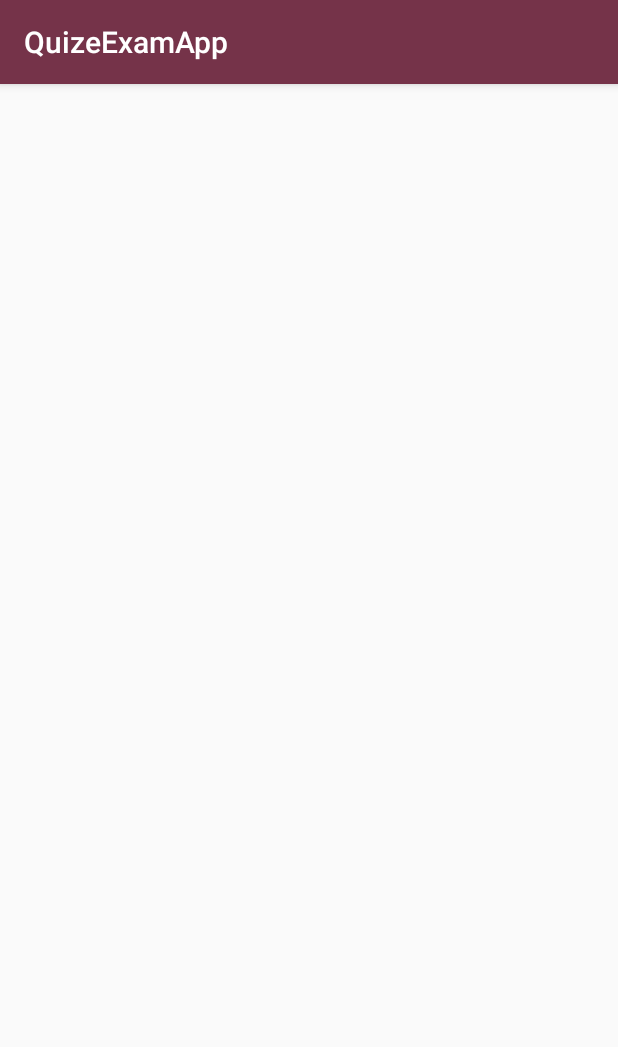
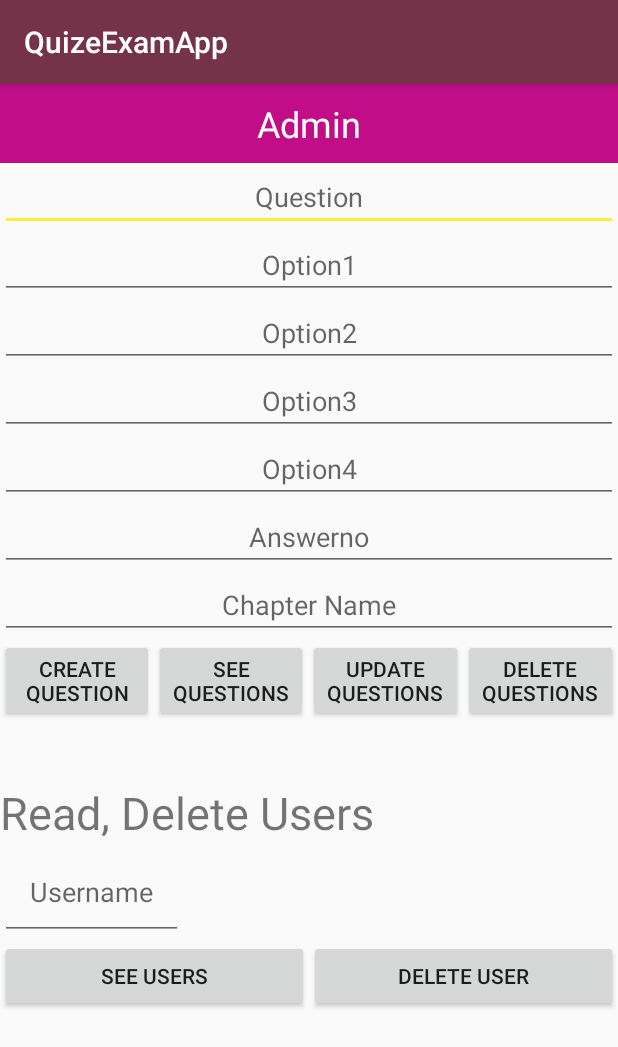
Before and after one commit to tanvirgeek/Quiz-App-Android, an Android app: the AdminActivity screen opened directly, with no data from a screen before it, on a phone screen of 412 x 824 dp. Shown: the top 1047 px of the screen. Run offline under Robolectric (Android 15) with nearby library versions, the phone set to English and light mode, and no system bars.

Commit message:
Adming button and Admin UI complete, I have learned a lot on debugging today

```diff
--- a/app/src/main/java/com/tanvirgeek/quizeexamapp/login.java
+++ b/app/src/main/java/com/tanvirgeek/quizeexamapp/login.java
@@ -11,8 +11,10 @@ import android.widget.Toast;
 
 public class login extends AppCompatActivity {
 
-    EditText editTextUsername, editTextPassword;
-    Button btnLogin, btnRegister;
+    private final String ADMIN_USERNAME = "Tadmin";
+    private final String ADMIN_PASSWORD = "T1248";
+    EditText editTextUsername, editTextPassword,editTextAdminUserName,editTextAdminPassword;
+    Button btnLogin, btnRegister, btnAdminLogin;
     QuizDbHelper db;
     @Override
     protected void onCreate(Bundle savedInstanceState) {
@@ -20,7 +22,10 @@ public class login extends AppCompatActivity {
         setContentView(R.layout.activity_login);
         editTextUsername = findViewById(R.id.editTextUsername);
         editTextPassword = findViewById(R.id.editTextPassword);
+        editTextAdminUserName = findViewById(R.id.editTextAdminUsername);
+        editTextAdminPassword = findViewById(R.id.editTextAdminPassword);
         btnLogin = findViewById(R.id.btnLogin);
+        btnAdminLogin = findViewById(R.id.btnAdminLogin);
         btnRegister = findViewById(R.id.btnRegister);
         db = new QuizDbHelper(this);
 
@@ -46,5 +51,21 @@ public class login extends AppCompatActivity {
                 startActivity(i);
             }
         });
+        btnAdminLogin.setOnClickListener(new View.OnClickListener() {
+            @Override
+            public void onClick(View v) {
+                String usernameValu = editTextAdminUserName.getText().toString();
+                String passwordValu = editTextAdminPassword.getText().toString();
+                Boolean condition1 = usernameValu.equals(ADMIN_USERNAME);
+                Boolean condition2 = passwordValu.equals(ADMIN_PASSWORD);
+                if( condition1 && condition2 ){
+                    Intent in = new Intent(login.this,AdminActivity.class);
+                    startActivity(in);
+                    Toast.makeText(login.this,"Login Successful", Toast.LENGTH_SHORT).show();
+                }else{
+                    Toast.makeText(login.this,"Invalid USER or PassWord", Toast.LENGTH_SHORT).show();
+                }
+            }
+        });
     }
 }
--- a/app/src/main/res/layout/activity_admin.xml
+++ b/app/src/main/res/layout/activity_admin.xml
@@ -1,11 +1,138 @@
 <?xml version="1.0" encoding="utf-8"?>
-<androidx.constraintlayout.widget.ConstraintLayout xmlns:android="http://schemas.android.com/apk/res/android"
+<LinearLayout xmlns:android="http://schemas.android.com/apk/res/android"
     xmlns:app="http://schemas.android.com/apk/res-auto"
     xmlns:tools="http://schemas.android.com/tools"
     android:layout_width="match_parent"
     android:layout_height="match_parent"
+    android:orientation="vertical"
     tools:context=".AdminActivity">
-    //CRUD all questions
-    //CRUD all Student as recyclerview
 
-</androidx.constraintlayout.widget.ConstraintLayout>
+    <TextView
+        android:layout_width="match_parent"
+        android:layout_height="wrap_content"
+        android:background="#c10e88"
+        android:gravity="center"
+        android:padding="10dp"
+        android:text="Admin"
+        android:textColor="#fff"
+        android:textSize="24sp" />
+
+    <EditText
+        android:id="@+id/editTextQuestion"
+        android:layout_width="match_parent"
+        android:layout_height="wrap_content"
+        android:gravity="center"
+        android:hint="Question" />
+
+    <EditText
+        android:id="@+id/editTextOption1"
+        android:layout_width="match_parent"
+        android:layout_height="wrap_content"
+        android:gravity="center"
+        android:hint="Option1" />
+    <EditText
+        android:id="@+id/editTextOption2"
+        android:layout_width="match_parent"
+        android:layout_height="wrap_content"
+        android:gravity="center"
+        android:hint="Option2" />
+    <EditText
+        android:id="@+id/editTextOption3"
+        android:layout_width="match_parent"
+        android:layout_height="wrap_content"
+        android:gravity="center"
+        android:hint="Option3" />
+    <EditText
+        android:id="@+id/editTextOption4"
+        android:layout_width="match_parent"
+        android:layout_height="wrap_content"
+        android:gravity="center"
+        android:hint="Option4" />
+    <EditText
+        android:id="@+id/editTextAnswerNo"
+        android:layout_width="match_parent"
+        android:layout_height="wrap_content"
+        android:gravity="center"
+        android:hint="Answerno"
+        android:inputType="number"/>
+    <EditText
+        android:id="@+id/editTextChapterNo"
+        android:layout_width="match_parent"
+        android:layout_height="wrap_content"
+        android:gravity="center"
+        android:hint="Chapter Name"
+        android:inputType="number"/>
+
+    <LinearLayout
+        android:layout_width="match_parent"
+        android:layout_height="wrap_content">
+
+        <Button
+            android:id="@+id/btnCreateQuestion"
+            android:layout_width="0dp"
+            android:layout_height="wrap_content"
+            android:layout_weight="1"
+            android:text="Create Question" />
+
+        <Button
+            android:id="@+id/btnReadQuestions"
+            android:layout_width="0dp"
+            android:layout_height="wrap_content"
+            android:layout_weight="1"
+            android:text="See Questions" />
+        <Button
+            android:id="@+id/btnUpdateQuestions"
+            android:layout_width="0dp"
+            android:layout_height="wrap_content"
+            android:layout_weight="1"
+            android:text="Update Questions" />
+        <Button
+            android:id="@+id/btnDeleteQuestions"
+            android:layout_width="0dp"
+            android:layout_height="wrap_content"
+            android:layout_weight="1"
+            android:text="Delete Questions" />
+
+    </LinearLayout>
+
+    <LinearLayout
+        android:layout_width="match_parent"
+        android:layout_height="wrap_content"
+        android:layout_marginTop="40dp"
+        android:orientation="vertical">
+
+        <TextView
+            android:layout_width="match_parent"
+            android:layout_height="wrap_content"
+            android:text="Read, Delete Users"
+            android:textSize="30sp" />
+        <EditText
+            android:layout_width="wrap_content"
+            android:layout_height="wrap_content"
+            android:hint="Username"
+            android:padding="20dp"/>
+
+        <LinearLayout
+            android:layout_width="match_parent"
+            android:layout_height="wrap_content">
+
+            <Button
+                android:id="@+id/btnReadUsers"
+                android:layout_width="0dp"
+                android:layout_height="wrap_content"
+                android:layout_weight="1"
+                android:text="See Users" />
+
+            <Button
+                android:id="@+id/btnDeleteUser"
+                android:layout_width="0dp"
+                android:layout_height="wrap_content"
+                android:layout_weight="1"
+                android:text="Delete User" />
+
+        </LinearLayout>
+
+    </LinearLayout>
+
+
+</LinearLayout>
--- a/app/src/main/res/layout/activity_login.xml
+++ b/app/src/main/res/layout/activity_login.xml
@@ -30,6 +30,7 @@
         android:layout_width="match_parent"
         android:layout_height="wrap_content"
         android:gravity="center"
+        android:inputType="textPassword"
         android:hint="password"
         android:maxLines="1" />
 
@@ -71,10 +72,10 @@
             android:hint="Admin User Name" />
 
         <EditText
-            android:id="@+id/EditTextAdminPassword"
+            android:id="@+id/editTextAdminPassword"
             android:layout_width="match_parent"
             android:layout_height="wrap_content"
-            android:inputType="numberPassword"
+            android:inputType="textPassword"
             android:hint="Password" />
         <Button
             android:id="@+id/btnAdminLogin"
```
